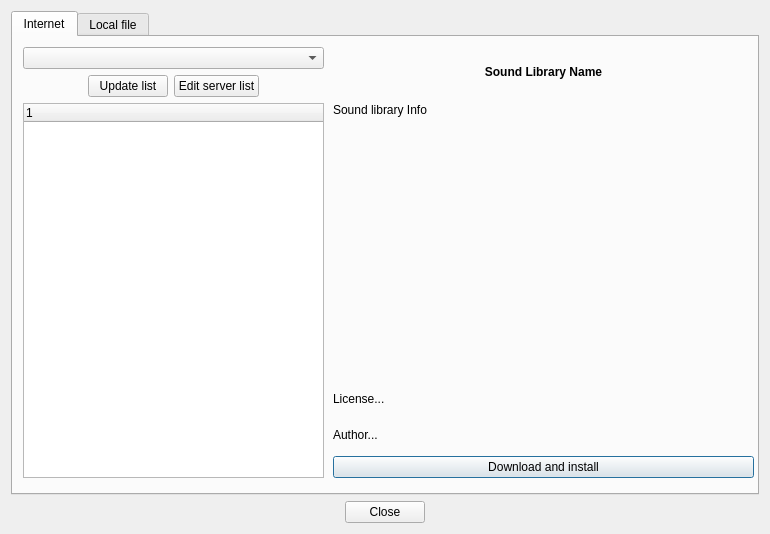
This is gui/src/SoundLibrary/SoundLibraryImportDialog_UI.ui in hydrogen-music/hydrogen as Qt 5 draws it before an edit. The edited form follows.
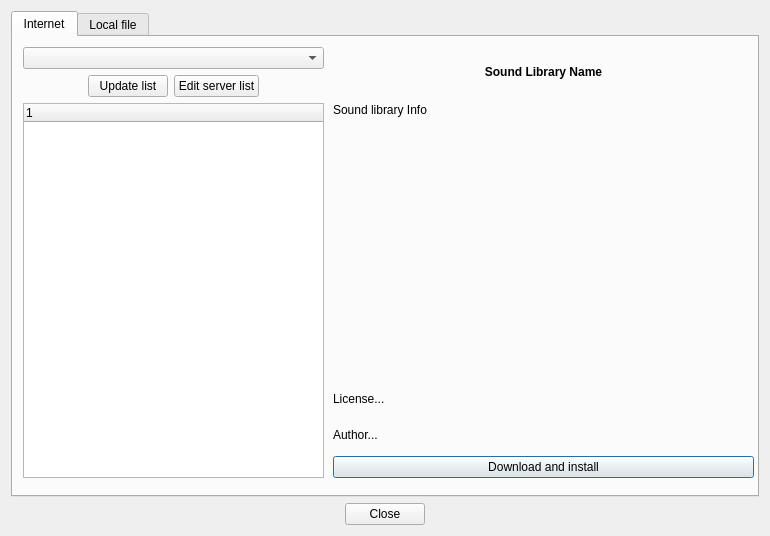
This is the edited form.

The edit to the form file:
```diff
--- a/gui/src/SoundLibrary/SoundLibraryImportDialog_UI.ui
+++ b/gui/src/SoundLibrary/SoundLibraryImportDialog_UI.ui
@@ -6,7 +6,7 @@
     <x>0</x>
     <y>0</y>
     <width>770</width>
-    <height>534</height>
+    <height>536</height>
    </rect>
   </property>
   <property name="windowTitle" >
```
